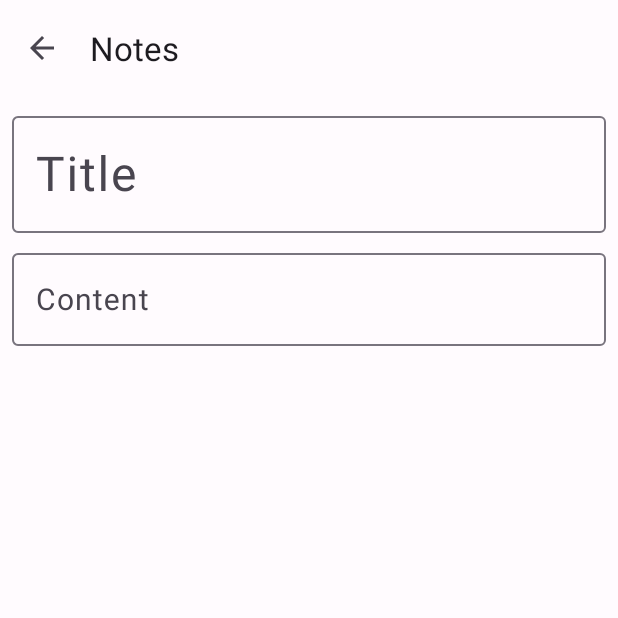
After one commit to gogi1704/GoodMorningApp, an Android app: the CreateNoteFragment screen opened through its navigation route, on a phone screen of 412 x 824 dp, the top half of it. The commit adds this screen. Run offline under Robolectric (Android 15) with nearby library versions, the phone set to English and light mode, and no system bars; our stand-ins replace Dagger/Hilt's generated code, navigation-ui.

Commit message:
fix navigation and CreateNoteFragment

```diff
--- a/app/build.gradle
+++ b/app/build.gradle
@@ -51,7 +51,7 @@ dependencies {
 
 
     implementation 'androidx.core:core-ktx:1.9.0'
-    implementation 'androidx.appcompat:appcompat:1.6.0'
+    implementation 'androidx.appcompat:appcompat:1.6.1'
     implementation 'com.google.android.material:material:1.8.0'
     implementation 'androidx.constraintlayout:constraintlayout:2.1.4'
     testImplementation 'junit:junit:4.13.2'
--- /dev/null
+++ b/app/src/main/java/com/example/goodmorningapp/ui/fragments/CreateNoteFragment.kt
@@ -0,0 +1,42 @@
+package com.example.goodmorningapp.ui.fragments
+
+import android.os.Bundle
+import androidx.fragment.app.Fragment
+import android.view.LayoutInflater
+import android.view.View
+import android.view.ViewGroup
+import androidx.activity.addCallback
+import androidx.navigation.fragment.findNavController
+import com.example.goodmorningapp.R
+import com.example.goodmorningapp.databinding.FragmentCreateNoteBinding
+import com.google.android.material.bottomnavigation.BottomNavigationView
+
+
+class CreateNoteFragment : Fragment() {
+
+    override fun onCreate(savedInstanceState: Bundle?) {
+        super.onCreate(savedInstanceState)
+
+        requireActivity().onBackPressedDispatcher.addCallback(this) {
+            findNavController().navigate(R.id.action_createNoteFragment_to_noteFragment)
+        }
+    }
+
+    private lateinit var binding: FragmentCreateNoteBinding
+    override fun onCreateView(
+        inflater: LayoutInflater, container: ViewGroup?,
+        savedInstanceState: Bundle?
+    ): View {
+        binding = FragmentCreateNoteBinding.inflate(layoutInflater, container, false)
+        val bottom = requireActivity().findViewById<BottomNavigationView>(R.id.bottom_navigation)
+        bottom.visibility = View.GONE
+
+
+
+
+
+        return binding.root
+    }
+
+
+}
--- a/app/src/main/java/com/example/goodmorningapp/ui/fragments/NoteFragment.kt
+++ b/app/src/main/java/com/example/goodmorningapp/ui/fragments/NoteFragment.kt
@@ -6,10 +6,13 @@ import android.view.LayoutInflater
 import android.view.View
 import android.view.ViewGroup
 import androidx.fragment.app.activityViewModels
+import androidx.navigation.fragment.findNavController
+import com.example.goodmorningapp.R
 import com.example.goodmorningapp.data.models.NoteModel
 import com.example.goodmorningapp.databinding.FragmentNoteBinding
 import com.example.goodmorningapp.ui.adapters.recyclerAdapters.NoteRecyclerAdapter
 import com.example.goodmorningapp.viewModels.NoteViewModel
+import com.google.android.material.bottomnavigation.BottomNavigationView
 
 class NoteFragment : Fragment() {
     private lateinit var adapter: NoteRecyclerAdapter
@@ -21,24 +24,39 @@ class NoteFragment : Fragment() {
     ): View {
         binding = FragmentNoteBinding.inflate(layoutInflater, container, false)
         adapter = NoteRecyclerAdapter()
-        noteViewModel.getAll()
-        binding.recycler.adapter = adapter
+
+        with(binding) {
+            requireActivity().findViewById<BottomNavigationView>(R.id.bottom_navigation)
+                .visibility = View.VISIBLE
+
+            recycler.adapter = adapter
+            buttonAddNote.setOnClickListener {
+                findNavController().navigate(R.id.action_noteFragment_to_createNoteFragment)
+            }
+        }
+
 
         adapter.submitList(
             listOf(
                 NoteModel(0, "title", "content", "22.22.22"),
-                NoteModel(0, "title", "content NoteModel(0 , \"title\"         <item name=\"colorPrimary\">@color/md_theme_dark_primary</item>\n        <item name=\"colorPrimary\">@color/md_theme_dark_primary</item>\n, \"content\" , \"22.22.22\")", "22.22.22"),
+                NoteModel(
+                    0,
+                    "title",
+                    "content NoteModel(0 , \"title\"         <item name=\"colorPrimary\">@color/md_theme_dark_primary</item>\n        <item name=\"colorPrimary\">@color/md_theme_dark_primary</item>\n, \"content\" , \"22.22.22\")",
+                    "22.22.22"
+                ),
                 NoteModel(0, "title", "content", "22.22.22"),
                 NoteModel(0, "title", "content", "22.22.22"),
                 NoteModel(0, "title", "content", "22.22.22"),
-                NoteModel(0, "title", "content NoteModel(0 , \"title\" , \"content\" , \"22.22.22\")", "22.22.22"),
+                NoteModel(
+                    0,
+                    "title",
+                    "content NoteModel(0 , \"title\" , \"content\" , \"22.22.22\")",
+                    "22.22.22"
+                ),
                 NoteModel(0, "title", "content", "22.22.22")
             )
         )
-
-
-
-
 
 
         return binding.root
--- /dev/null
+++ b/app/src/main/res/drawable/ic_back_24.xml
@@ -0,0 +1,5 @@
+<vector android:autoMirrored="true" android:height="24dp"
+    android:tint="#000000" android:viewportHeight="24"
+    android:viewportWidth="24" android:width="24dp" xmlns:android="http://schemas.android.com/apk/res/android">
+    <path android:fillColor="@android:color/white" android:pathData="M20,11H7.83l5.59,-5.59L12,4l-8,8 8,8 1.41,-1.41L7.83,13H20v-2z"/>
+</vector>
--- /dev/null
+++ b/app/src/main/res/drawable/ic_baseline_add_circle_outline_24.xml
@@ -0,0 +1,5 @@
+<vector android:height="24dp" android:tint="#000000"
+    android:viewportHeight="24" android:viewportWidth="24"
+    android:width="24dp" xmlns:android="http://schemas.android.com/apk/res/android">
+    <path android:fillColor="@android:color/white" android:pathData="M13,7h-2v4L7,11v2h4v4h2v-4h4v-2h-4L13,7zM12,2C6.48,2 2,6.48 2,12s4.48,10 10,10 10,-4.48 10,-10S17.52,2 12,2zM12,20c-4.41,0 -8,-3.59 -8,-8s3.59,-8 8,-8 8,3.59 8,8 -3.59,8 -8,8z"/>
+</vector>
--- /dev/null
+++ b/app/src/main/res/layout/fragment_create_note.xml
@@ -0,0 +1,78 @@
+<?xml version="1.0" encoding="utf-8"?>
+<androidx.coordinatorlayout.widget.CoordinatorLayout xmlns:android="http://schemas.android.com/apk/res/android"
+    xmlns:app="http://schemas.android.com/apk/res-auto"
+    xmlns:tools="http://schemas.android.com/tools"
+    android:layout_width="match_parent"
+    android:layout_height="match_parent"
+    tools:context=".ui.fragments.CreateNoteFragment">
+
+    <com.google.android.material.appbar.AppBarLayout
+        android:layout_width="match_parent"
+        android:layout_height="wrap_content">
+
+        <com.google.android.material.appbar.MaterialToolbar
+            android:layout_width="match_parent"
+            style="@style/Widget.Material3.Toolbar.myStyle"
+            app:title="Notes"
+            app:navigationIcon="@drawable/ic_back_24"
+            android:layout_height="?attr/actionBarSize"/>
+
+
+    </com.google.android.material.appbar.AppBarLayout>
+
+    <androidx.constraintlayout.widget.ConstraintLayout
+        android:id="@+id/noteContainer"
+        android:layout_width="match_parent"
+        android:layout_height="wrap_content"
+        android:layout_gravity="top"
+        android:layout_marginTop="?attr/actionBarSize">
+
+        <com.google.android.material.textfield.TextInputLayout
+            android:id="@+id/title_inputLayout"
+            android:layout_width="match_parent"
+            android:layout_height="match_parent"
+            android:layout_marginStart="8dp"
+            android:layout_marginTop="8dp"
+            android:layout_marginEnd="8dp"
+            android:hint="@string/title_hint"
+            android:labelFor="@+id/title_editText"
+            app:layout_constraintEnd_toEndOf="parent"
+            app:layout_constraintStart_toStartOf="parent"
+            app:layout_constraintTop_toTopOf="parent">
+
+            <com.google.android.material.textfield.TextInputEditText
+                android:id="@+id/title_editText"
+                android:layout_width="match_parent"
+                android:layout_height="wrap_content"
+                android:textSize="32sp"
+                tools:ignore="SpeakableTextPresentCheck" />
+
+
+        </com.google.android.material.textfield.TextInputLayout>
+
+        <com.google.android.material.textfield.TextInputLayout
+            android:id="@+id/content_inputLayout"
+            android:layout_width="match_parent"
+            android:layout_height="match_parent"
+            android:layout_marginStart="8dp"
+            android:layout_marginTop="8dp"
+            android:layout_marginEnd="8dp"
+            android:hint="@string/content_hint"
+            android:labelFor="@id/content_editText"
+            app:layout_constraintTop_toBottomOf="@id/title_inputLayout">
+
+
+            <com.google.android.material.textfield.TextInputEditText
+                android:id="@+id/content_editText"
+                android:layout_width="match_parent"
+                android:layout_height="wrap_content"
+                android:textSize="20sp"
+                tools:ignore="SpeakableTextPresentCheck" />
+
+        </com.google.android.material.textfield.TextInputLayout>
+
+
+    </androidx.constraintlayout.widget.ConstraintLayout>
+
+
+</androidx.coordinatorlayout.widget.CoordinatorLayout>
--- a/app/src/main/res/layout/recycler_note_item.xml
+++ b/app/src/main/res/layout/recycler_note_item.xml
@@ -39,8 +39,8 @@
         android:id="@+id/button_favourite"
         android:padding="4dp"
         app:iconGravity="textStart"
-        style="@style/Widget.Material3.Button.favourite"
-        app:icon="@drawable/ic_star_adaptive"
+        style="@style/Widget.Material3.Button.IconButton"
+        app:icon="@drawable/ic_star_32"
         android:checkable="true"
         android:layout_gravity="bottom"
         android:layout_width="wrap_content"
--- a/app/src/main/res/navigation/nav_graph.xml
+++ b/app/src/main/res/navigation/nav_graph.xml
@@ -13,10 +13,23 @@
         android:id="@+id/noteFragment"
         android:name="com.example.goodmorningapp.ui.fragments.NoteFragment"
         android:label="fragment_note"
-        tools:layout="@layout/fragment_note" />
+        tools:layout="@layout/fragment_note" >
+        <action
+            android:id="@+id/action_noteFragment_to_createNoteFragment"
+            app:destination="@id/createNoteFragment" />
+    </fragment>
     <fragment
         android:id="@+id/weatherFragment"
         android:name="com.example.goodmorningapp.ui.fragments.WeatherFragment"
         android:label="fragment_weather"
         tools:layout="@layout/fragment_weather" />
+    <fragment
+        android:id="@+id/createNoteFragment"
+        android:name="com.example.goodmorningapp.ui.fragments.CreateNoteFragment"
+        android:label="fragment_create_note"
+        tools:layout="@layout/fragment_create_note" >
+        <action
+            android:id="@+id/action_createNoteFragment_to_noteFragment"
+            app:destination="@id/noteFragment" />
+    </fragment>
 </navigation>
--- a/app/src/main/res/values/strings.xml
+++ b/app/src/main/res/values/strings.xml
@@ -3,6 +3,9 @@
     <string name="notes">Notes</string>
     <string name="weather">Weather</string>
     <string name="money">Money</string>
+    <string name="title_hint">Title</string>
+    <string name="content_hint">Content</string>
+    <string name="buttonadd_desc" translatable="false">buttonAdd_desc</string>
 
 
 </resources>
--- a/app/src/main/res/values/styles.xml
+++ b/app/src/main/res/values/styles.xml
@@ -11,6 +11,10 @@
         <item name="android:paddingRight">12dp</item>
         <item name="android:minWidth">32dp</item>
         <item name="android:minHeight">32dp</item>
+    </style>
+
+    <style name="Widget.Material3.Toolbar.myStyle" parent="Widget.Material3.Toolbar">
+        <item name="navigationIconTint">?attr/colorControlNormal</item>
 
     </style>
 
```
Also changed, not shown: app/src/main/java/com/example/goodmorningapp/data/models/NoteModel.kt (+21 -6 lines), app/src/main/java/com/example/goodmorningapp/ui/fragments/MainActivity.kt (+10 -23 lines), app/src/main/java/com/example/goodmorningapp/viewModels/NoteViewModel.kt (+14 -2 lines), app/src/main/res/layout/fragment_note.xml (+23 -11 lines), 1 other file. Lines whose indentation alone changed are shown as unchanged.
